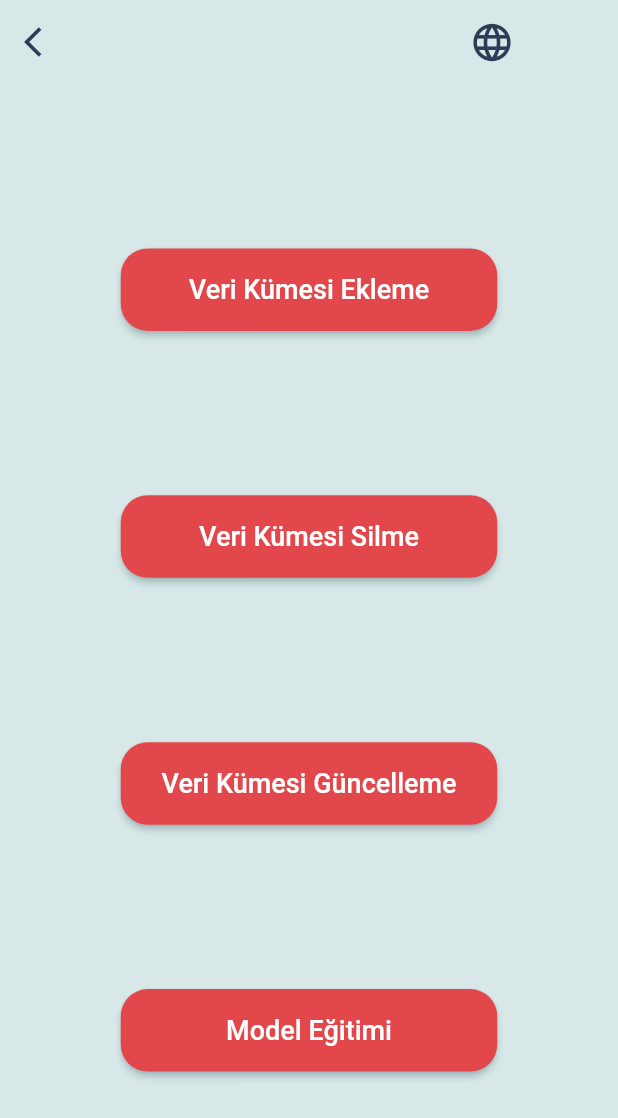
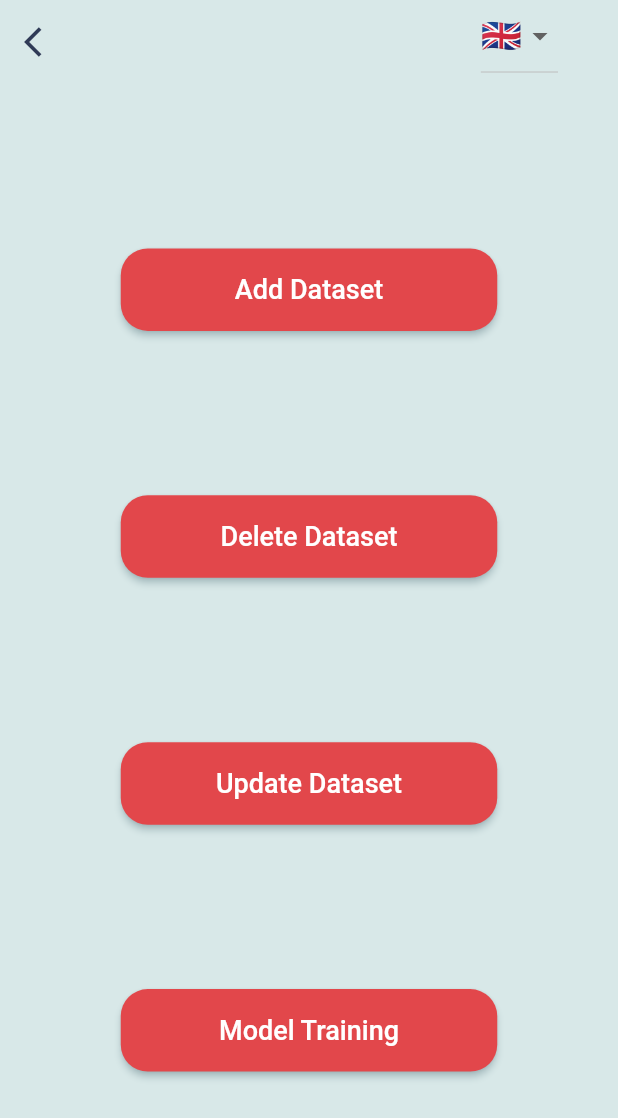
Before and after one commit to begumzengin/ParsyBot, a Flutter app: the LightAdminPage screen opened directly, on a phone screen of 412 x 824 dp. Shown: the top 1118 px of the screen. Run offline on Flutter 3.47's test engine with Material 2 defaults, Android fonts, the phone set to English and light mode, and no system bars; our stand-ins replace firebase_auth, firebase_core, flutter_spinkit, google_fonts, speech_to_text; accounts and stored records are empty; network calls fail.

Commit message:
localizations for admin pages

```diff
--- a/parsybot/lib/l10n/app_localizations.dart
+++ b/parsybot/lib/l10n/app_localizations.dart
@@ -242,6 +242,42 @@ abstract class AppLocalizations {
   /// In tr, this message translates to:
   /// **'Giriş yap'**
   String get loginButton;
+
+  /// No description provided for @addDataset.
+  ///
+  /// In tr, this message translates to:
+  /// **'Veri Kümesi Ekleme'**
+  String get addDataset;
+
+  /// No description provided for @deleteDataset.
+  ///
+  /// In tr, this message translates to:
+  /// **'Veri Kümesi Silme'**
+  String get deleteDataset;
+
+  /// No description provided for @updateDataset.
+  ///
+  /// In tr, this message translates to:
+  /// **'Veri Kümesi Güncelleme'**
+  String get updateDataset;
+
+  /// No description provided for @modelTraining.
+  ///
+  /// In tr, this message translates to:
+  /// **'Model Eğitimi'**
+  String get modelTraining;
+
+  /// No description provided for @existingDatasets.
+  ///
+  /// In tr, this message translates to:
+  /// **'Mevcut Veri Kümeleri'**
+  String get existingDatasets;
+
+  /// No description provided for @uploadDataset.
+  ///
+  /// In tr, this message translates to:
+  /// **'Veri Kümesi Yükle'**
+  String get uploadDataset;
 }
 
 class _AppLocalizationsDelegate extends LocalizationsDelegate<AppLocalizations> {
--- a/parsybot/lib/l10n/app_localizations_en.dart
+++ b/parsybot/lib/l10n/app_localizations_en.dart
@@ -78,4 +78,22 @@ class AppLocalizationsEn extends AppLocalizations {
 
   @override
   String get loginButton => 'Log in';
+
+  @override
+  String get addDataset => 'Add Dataset';
+
+  @override
+  String get deleteDataset => 'Delete Dataset';
+
+  @override
+  String get updateDataset => 'Update Dataset';
+
+  @override
+  String get modelTraining => 'Model Training';
+
+  @override
+  String get existingDatasets => 'Existing Datasets';
+
+  @override
+  String get uploadDataset => 'Upload Dataset';
 }
--- a/parsybot/lib/l10n/intl_en.arb
+++ b/parsybot/lib/l10n/intl_en.arb
@@ -24,5 +24,11 @@
     "medicineTitle": "Faculty of Medicine",
     "adminLoginTitle": "System Administrator Login",
     "passwordHintText": "Password",
-    "loginButton": "Log in"
+    "loginButton": "Log in",
+    "addDataset": "Add Dataset",
+    "deleteDataset": "Delete Dataset",
+    "updateDataset": "Update Dataset",
+    "modelTraining": "Model Training",
+    "existingDatasets": "Existing Datasets",
+    "uploadDataset": "Upload Dataset"
 }
--- a/parsybot/lib/screens/admin_screens/light_admin_page.dart
+++ b/parsybot/lib/screens/admin_screens/light_admin_page.dart
@@ -1,14 +1,20 @@
 import 'package:parsybot/constants.dart';
 import 'package:flutter/material.dart';
+import 'package:parsybot/model/locale.dart';
 import 'package:parsybot/screens/admin_screens/add_dataset_page.dart';
 import 'package:parsybot/screens/admin_screens/delete_dataset_page.dart';
 import 'package:parsybot/screens/light_landing_page.dart';
+import 'package:provider/provider.dart';
 
+import '../../l10n/app_localizations.dart';
 import 'update_dataset_page.dart';
 
 class LightAdminPage extends StatelessWidget {
   @override
   Widget build(BuildContext context) {
+    var t = AppLocalizations.of(context)!;
+    var selectedLocale = Localizations.localeOf(context).toString();
+
     return Scaffold(
         appBar: AppBar(
           elevation: 0,
@@ -21,10 +27,25 @@ class LightAdminPage extends StatelessWidget {
           ),
           actions: <Widget>[
             Padding(
-                padding: EdgeInsets.only(right: 30.0),
-                child: IconButton(
-                  onPressed: () {},
-                  icon: Icon(Icons.language, color: pickledBluewood, size: 30),
+                padding: EdgeInsets.only(right: 10.0),
+                child: Consumer<LocaleModel>(
+                  builder: (context, localeModel, child) => DropdownButton(
+                      value: selectedLocale,
+                      items: [
+                        DropdownMenuItem(
+                          child: Text('🇬🇧', style: TextStyle(fontSize: 22)),
+                          value: 'en',
+                        ),
+                        DropdownMenuItem(
+                          child: Text('🇹🇷', style: TextStyle(fontSize: 22)),
+                          value: 'tr',
+                        ),
+                      ],
+                      onChanged: (String? value) {
+                        if (value != null) {
+                          localeModel.set(Locale(value));
+                        }
+                      }),
                 )),
             Padding(
               padding: EdgeInsets.only(right: 30.0),
@@ -46,7 +67,7 @@ class LightAdminPage extends StatelessWidget {
                           MaterialPageRoute(
                               builder: (context) => AddDatasetPage()));
                     },
-                    child: Text('Veri Kümesi Ekleme',
+                    child: Text(t.addDataset,
                         style: TextStyle(color: Colors.white, fontSize: 18)),
                     style: ButtonStyle(
                       backgroundColor:
@@ -67,7 +88,7 @@ class LightAdminPage extends StatelessWidget {
                           MaterialPageRoute(
                               builder: (context) => DeleteDatasetPage()));
                     },
-                    child: Text('Veri Kümesi Silme',
+                    child: Text(t.deleteDataset,
                         style: TextStyle(color: Colors.white, fontSize: 18)),
                     style: ButtonStyle(
                       backgroundColor:
@@ -88,7 +109,7 @@ class LightAdminPage extends StatelessWidget {
                           MaterialPageRoute(
                               builder: (context) => UpdateDatasetPage()));
                     },
-                    child: Text('Veri Kümesi Güncelleme',
+                    child: Text(t.updateDataset,
                         style: TextStyle(color: Colors.white, fontSize: 18)),
                     style: ButtonStyle(
                       backgroundColor:
@@ -104,7 +125,7 @@ class LightAdminPage extends StatelessWidget {
                 height: 55,
                 child: ElevatedButton(
                     onPressed: () {},
-                    child: Text('Model Eğitimi',
+                    child: Text(t.modelTraining,
                         style: TextStyle(color: Colors.white, fontSize: 18)),
                     style: ButtonStyle(
                       backgroundColor:
```
Also changed, not shown: parsybot/lib/l10n/app_localizations_tr.dart (+18 -0 lines), parsybot/lib/l10n/intl_tr.arb (+7 -1 lines), parsybot/lib/screens/admin_screens/add_dataset_page.dart (+6 -3 lines), parsybot/lib/screens/admin_screens/delete_dataset_page.dart (+5 -2 lines), parsybot/lib/screens/admin_screens/update_dataset_page.dart (+6 -3 lines), 1 other file.
